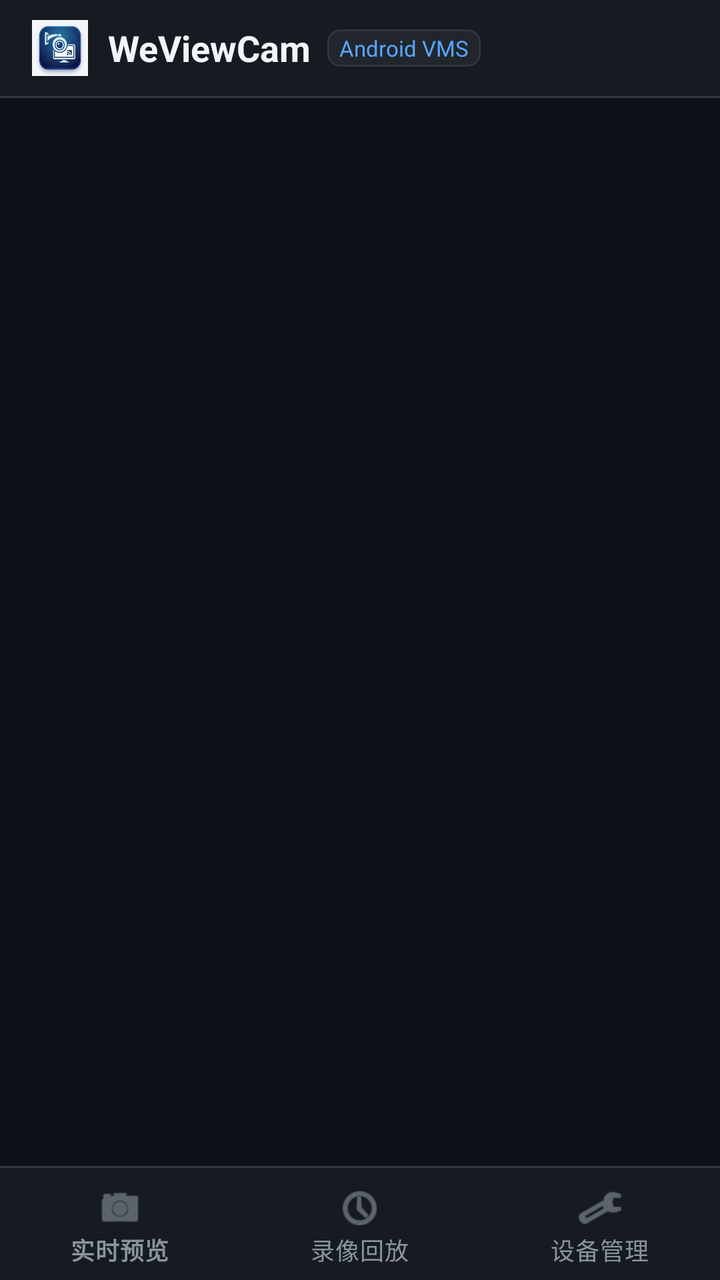
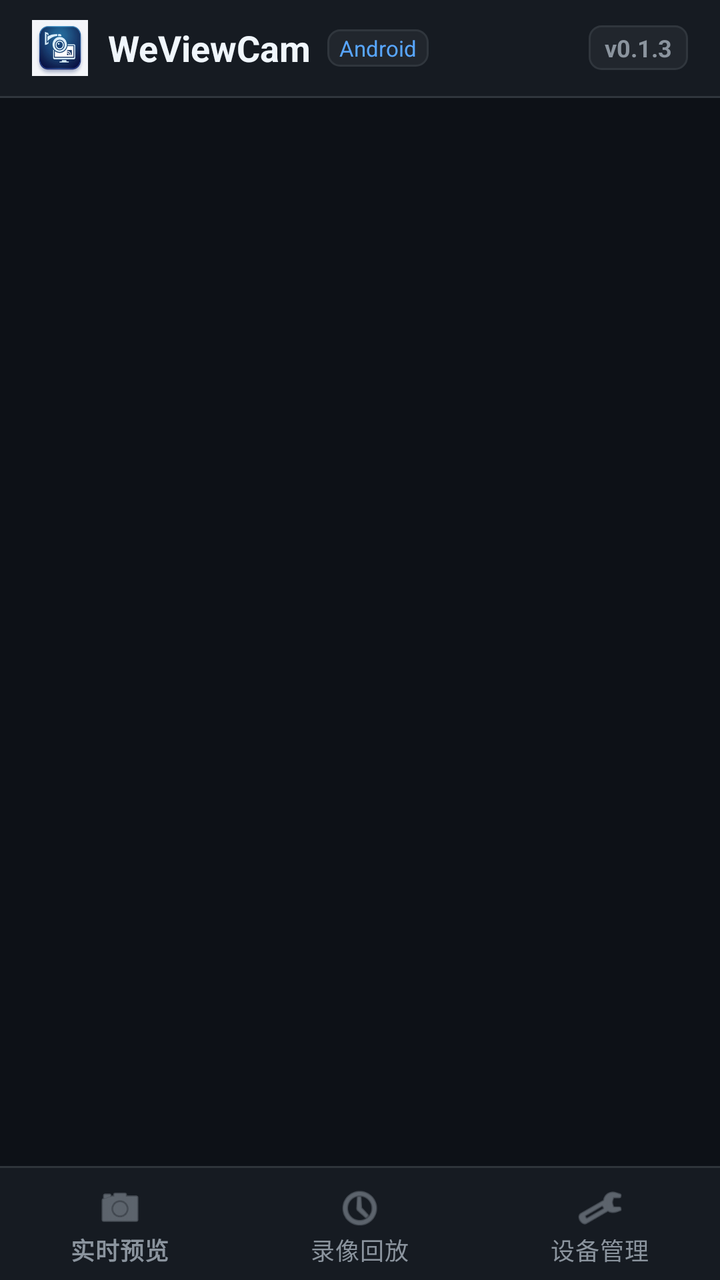

Screens rendered from an Android XML layout before and after an edit, with the pre-edit source and the edit as a unified diff.
<!-- AndroidManifest.xml: application theme Theme.WeViewCam -->
<!-- res/layout/activity_main.xml -->
<?xml version="1.0" encoding="utf-8"?>
<LinearLayout xmlns:android="http://schemas.android.com/apk/res/android"
    xmlns:app="http://schemas.android.com/apk/res-auto"
    android:layout_width="match_parent"
    android:layout_height="match_parent"
    android:orientation="vertical"
    android:background="@color/surveillance_bg">

    
    <LinearLayout
        android:id="@+id/app_header"
        android:layout_width="match_parent"
        android:layout_height="48dp"
        android:orientation="horizontal"
        android:gravity="center_vertical"
        android:paddingStart="16dp"
        android:paddingEnd="16dp"
        android:background="@color/surveillance_card">

        <ImageView
            android:layout_width="28dp"
            android:layout_height="28dp"
            android:src="@mipmap/ic_launcher"
            android:contentDescription="App Icon" />

        <TextView
            android:layout_width="wrap_content"
            android:layout_height="wrap_content"
            android:layout_marginStart="10dp"
            android:text="WeViewCam"
            android:textColor="@color/text_primary"
            android:textSize="18sp"
            android:textStyle="bold" />

        <TextView
            android:layout_width="wrap_content"
            android:layout_height="wrap_content"
            android:layout_marginStart="8dp"
            android:text="Android VMS"
            android:textColor="@color/primary_light"
            android:textSize="11sp"
            android:background="@drawable/bg_control_button"
            android:paddingStart="6dp"
            android:paddingEnd="6dp"
            android:paddingTop="2dp"
            android:paddingBottom="2dp" />
    </LinearLayout>

    <View
        android:id="@+id/header_divider"
        android:layout_width="match_parent"
        android:layout_height="1dp"
        android:background="@color/surveillance_border" />

    
    <FrameLayout
        android:id="@+id/fragment_container"
        android:layout_width="match_parent"
        android:layout_height="0dp"
        android:layout_weight="1" />

    <View
        android:id="@+id/bottom_divider"
        android:layout_width="match_parent"
        android:layout_height="1dp"
        android:background="@color/surveillance_border" />

    
    <com.google.android.material.bottomnavigation.BottomNavigationView
        android:id="@+id/bottom_navigation"
        android:layout_width="match_parent"
        android:layout_height="wrap_content"
        android:background="@color/surveillance_card"
        app:itemIconTint="@color/text_secondary"
        app:itemTextColor="@color/text_secondary"
        app:menu="@menu/bottom_nav_menu" />

</LinearLayout>
<!-- resources referenced by this layout -->
<resources>
  <color name="primary_light">#58a6ff</color>
  <color name="surveillance_bg">#0d1117</color>
  <color name="surveillance_border">#30363d</color>
  <color name="surveillance_card">#161b22</color>
  <color name="text_primary">#f0f6fc</color>
  <color name="text_secondary">#8b949e</color>
  <!-- drawable bg_control_button (drawable) -->
  <?xml version="1.0" encoding="utf-8"?>
  <selector xmlns:android="http://schemas.android.com/apk/res/android">
      <item android:state_pressed="true">
          <shape android:shape="rectangle">
              <solid android:color="@color/primary" />
              <corners android:radius="6dp" />
          </shape>
      </item>
      <item>
          <shape android:shape="rectangle">
              <solid android:color="@color/surveillance_card_alt" />
              <stroke android:width="1dp" android:color="@color/surveillance_border" />
              <corners android:radius="6dp" />
          </shape>
      </item>
  </selector>
  <!-- mipmap ic_launcher: png bitmap (mipmap-hdpi, 7321 bytes) -->
  <style name="Theme.WeViewCam" parent="Theme.MaterialComponents.DayNight.NoActionBar">
          <item name="colorPrimary">@color/primary</item>
          <item name="colorPrimaryVariant">@color/primary_dark</item>
          <item name="colorOnPrimary">@color/white</item>
          <item name="colorSecondary">@color/accent</item>
          <item name="colorSecondaryVariant">@color/primary_light</item>
          <item name="colorOnSecondary">@color/white</item>
          <item name="android:statusBarColor">@color/surveillance_bg</item>
          <item name="android:windowBackground">@color/surveillance_bg</item>
          <item name="android:navigationBarColor">@color/surveillance_bg</item>
      </style>
  <color name="primary">#1f6feb</color>
  <color name="surveillance_card_alt">#21262d</color>
  <color name="primary_dark">#0d1117</color>
  <color name="white">#ffffff</color>
  <color name="accent">#58a6ff</color>
</resources>

<!-- the commit's change to res/layout/activity_main.xml (unified diff, before → after) -->
@@ -36,7 +36,7 @@
             android:layout_width="wrap_content"
             android:layout_height="wrap_content"
             android:layout_marginStart="8dp"
-            android:text="Android VMS"
+            android:text="Android"
             android:textColor="@color/primary_light"
             android:textSize="11sp"
             android:background="@drawable/bg_control_button"
@@ -44,6 +44,25 @@
             android:paddingEnd="6dp"
             android:paddingTop="2dp"
             android:paddingBottom="2dp" />
+
+        <View
+            android:layout_width="0dp"
+            android:layout_height="1dp"
+            android:layout_weight="1" />
+
+        <TextView
+            android:id="@+id/tv_app_version"
+            android:layout_width="wrap_content"
+            android:layout_height="wrap_content"
+            android:text="v0.1.3"
+            android:textColor="@color/text_secondary"
+            android:textSize="12sp"
+            android:textStyle="bold"
+            android:background="@drawable/bg_control_button"
+            android:paddingStart="8dp"
+            android:paddingEnd="8dp"
+            android:paddingTop="3dp"
+            android:paddingBottom="3dp" />
     </LinearLayout>
 
     <View
